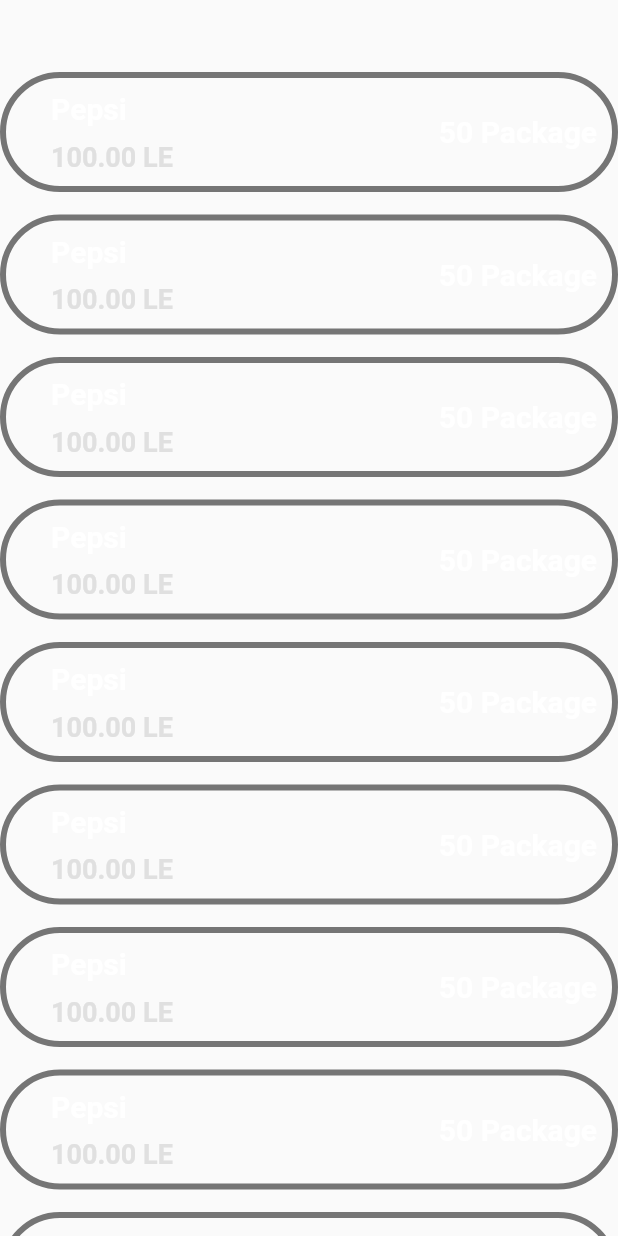
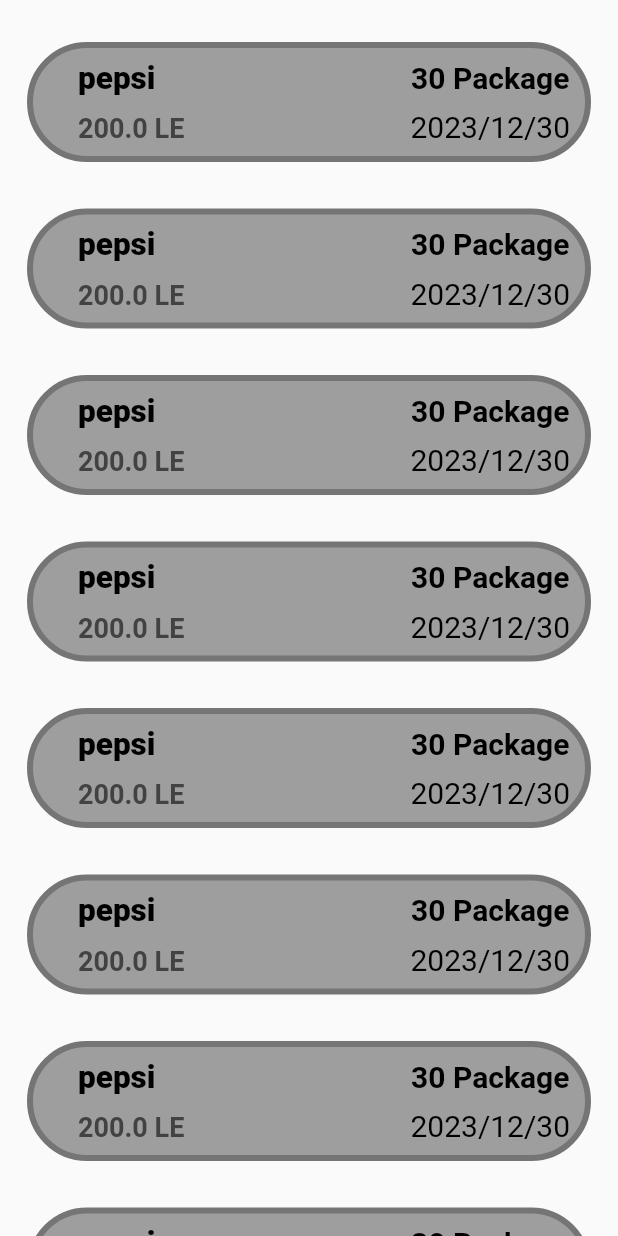
Before and after one commit to Youssef8997/casheir_mobill, a Flutter app: the StoreAProducts widget shown alone on an empty page, opened directly, on a phone screen of 412 x 824 dp. Run offline on Flutter 3.47's test engine with Material 2 defaults, Android fonts, the phone set to English and light mode, and no system bars; our stand-ins replace blurrycontainer, flashy_tab_bar2, flutter_bloc, lottie, percent_indicator, shimmer; missing offline and left inert: connection_notifier.

```diff
--- a/lib/Cuibt/cuibt.dart
+++ b/lib/Cuibt/cuibt.dart
@@ -1,8 +1,6 @@
-import 'package:casheir_mobill/Componads/AppBar.dart';
 import 'package:casheir_mobill/Cuibt/State.dart';
 import 'package:casheir_mobill/Models/Selles%20and%20baying.dart';
 import 'package:casheir_mobill/Models/Store%20and%20products.dart';
-import 'package:casheir_mobill/main.dart';
 import 'package:flashy_tab_bar2/flashy_tab_bar2.dart';
 import 'package:flutter/material.dart';
 import 'package:flutter_bloc/flutter_bloc.dart';
@@ -28,18 +26,20 @@ class MobilCuibt extends Cubit<MobilState> {
   bool signUpObscuring=true;
 //Sells
   var hideSubtitle=null;// UI
-  var searchController = TextEditingController();
-
-
   //Store
   bool searchVisibleStore=false;// UI
   var searchControllerStore = TextEditingController();
+  var nameItemController = TextEditingController();
+  var costItemController = TextEditingController();
+  var dateItemController = TextEditingController();
+  var numberItemController = TextEditingController();
   //Filters
   var bottomSheetController = TextEditingController();
   var kayScaffold=GlobalKey<ScaffoldState>();
   String typeSearch="Sells";
   String typeOrder="descending";
   //UI
+  var scrollController = PageController();
   var value=0;
   List<Widget>Body=[
   SellesABuying(),
@@ -92,5 +92,4 @@ if(Expanded) {
 emit(clopsed());
  }
 
-
 }
--- a/lib/Models/Store and products.dart
+++ b/lib/Models/Store and products.dart
@@ -1,4 +1,6 @@
+import 'package:blurrycontainer/blurrycontainer.dart';
 import 'package:casheir_mobill/Componads/TextForm.dart';
+import 'package:casheir_mobill/Componads/mybutton.dart';
 import 'package:casheir_mobill/Cuibt/State.dart';
 import 'package:casheir_mobill/Cuibt/cuibt.dart';
 import 'package:flutter/material.dart';
@@ -7,56 +9,79 @@ import 'package:flutter_bloc/flutter_bloc.dart';
 class StoreAProducts extends StatelessWidget {
   @override
   Widget build(BuildContext context) {
-    return BlocConsumer<MobilCuibt,MobilState>
-      (
-      listener: (context,state){},
-      builder: (context,state){
-        var Size= MediaQuery.of(context).size;
-        var cuibt=MobilCuibt.get(context);
+    return BlocConsumer<MobilCuibt, MobilState>(
+      listener: (context, state) {},
+      builder: (context, state) {
+        var Size = MediaQuery.of(context).size;
+        var cuibt = MobilCuibt.get(context);
         return SafeArea(
           child: SingleChildScrollView(
+            physics: const BouncingScrollPhysics(),
+            padding: const EdgeInsets.symmetric(horizontal: 10, vertical: 10),
             child: Column(
               children: [
-                visibilitySearch(cuibt),
+                if (cuibt.searchVisibleStore) visibilitySearch(cuibt),
+                const SizedBox(
+                  height: 10,
+                ),
                 SizedBox(
                   height: Size.height,
                   width: Size.width,
                   child: ListView.separated(
+                      reverse: false,
                       physics: const BouncingScrollPhysics(),
-                      itemBuilder: (context,index)=>showItems(Size),
-                      separatorBuilder: (context,index)=>const SizedBox(height:15,),
-                      itemCount: 50),
+                      itemBuilder: (context, index) => pressItem(
+                            Size: Size,
+                            NOF: "pepsi",
+                            HMany: 30,
+                            HM: 200,
+                            context: context,
+                            cuibt: cuibt,
+                          ),
+                      separatorBuilder: (context, index) => const SizedBox(
+                            height: 15,
+                          ),
+                      itemCount: 30),
                 )
               ],
             ),
           ),
         );
       },
-
     );
   }
-  Visibility visibilitySearch(MobilCuibt cuibt) {
-    return Visibility(
-        replacement: const SizedBox(height: 0,width: 0,),
-        maintainSize: true,
-        maintainState: true,
-        maintainAnimation: true,
-        visible:cuibt.searchVisibleStore,
-        child: Align(
+
+  Widget visibilitySearch(MobilCuibt cuibt) {
+    return Align(
       alignment: Alignment.topCenter,
       child: MyTextField(
+        Prefix: const Icon(
+          Icons.search,
+          size: 25,
+          color: Colors.white,
+        ),
         Controlr: cuibt.searchControllerStore,
         hint: "pepsi",
       ),
-        ));
+    );
   }
-  Container showItems(Size Size) {
+
+  Container showItems(
+      {required Size Size,
+      required String NOF,
+      required double HM,
+      required int HMany}) {
     return Container(
+      margin: const EdgeInsetsDirectional.all(8.0),
       padding: const EdgeInsets.only(right: 10, left: 30),
       height: 80,
       width: Size.width,
       decoration: BoxDecoration(
-          color: Colors.transparent,
+          color: HMany >= 20
+              ? Colors.grey[500]
+              : HMany == 0
+                  ? const Color(0xFFe63946)
+                  : Colors.red[300],
           borderRadius: BorderRadius.circular(50.0),
           border: Border.all(color: Colors.grey[600]!, width: 4)),
       child: Row(
@@ -65,34 +90,156 @@ class StoreAProducts extends StatelessWidget {
             crossAxisAlignment: CrossAxisAlignment.start,
             mainAxisAlignment: MainAxisAlignment.center,
             children: [
-              const Text(
-                "Pepsi",
-                style: TextStyle(
-                    fontSize: 20,
-                    color: Colors.white,
-                    fontWeight: FontWeight.bold),
+              //Name of product
+              Text(
+                NOF,
+                style: const TextStyle(
+                    fontSize: 21,
+                    color: Colors.black,
+                    fontWeight: FontWeight.w900),
               ),
               const SizedBox(
                 height: 10,
               ),
               Text(
-                "100.00 LE",
+                "${HM} LE",
                 style: TextStyle(
                     fontSize: 18,
-                    color: Colors.grey[300]!,
+                    color: Colors.grey[800]!,
                     fontWeight: FontWeight.bold),
               ),
             ],
           ),
           const Spacer(),
+          //how many packages sell
+          Column(
+            mainAxisAlignment: MainAxisAlignment.center,
+            children: [
+              Text(
+                "$HMany Package",
+                style: const TextStyle(
+                    fontSize: 20,
+                    color: Colors.black,
+                    fontWeight: FontWeight.bold),
+              ),
+              const SizedBox(height: 10),
               const Text(
-            "50 Package",
+                "2023/12/30",
                 style: TextStyle(
-                fontSize: 20, color: Colors.white, fontWeight: FontWeight.bold),
+                    fontSize: 20,
+                    color: Colors.black,
+                    fontWeight: FontWeight.w400),
+              ),
+            ],
           ),
         ],
       ),
     );
   }
 
+  Widget pressItem(
+      {required Size Size,
+      required String NOF,
+      required double HM,
+      required int HMany,
+      required context,
+      required MobilCuibt cuibt}) {
+    return GestureDetector(
+        onTap: () => settingDialog(context, cuibt),
+        child: showItems(Size: Size, NOF: NOF, HM: HM, HMany: HMany));
   }
+}
+
+settingDialog(context, MobilCuibt cuibt) {
+  return showDialog(
+    barrierDismissible: false,
+      useRootNavigator: true,
+      routeSettings: const RouteSettings(name: "setting",arguments:"Dialog"),
+      context: context,
+      builder: (context) {
+        return BlurryContainer(
+          borderRadius: BorderRadius.circular(35),
+          height: double.maxFinite,
+          width: double.maxFinite,
+          blur: 6,
+          child: AlertDialog(
+
+              clipBehavior: Clip.antiAliasWithSaveLayer,
+              contentPadding:
+                  const EdgeInsets.symmetric(horizontal: 5, vertical: 20),
+              shape: RoundedRectangleBorder(
+                  borderRadius: BorderRadius.circular(35)),
+              title: const Text("Edit Item"),
+              titleTextStyle: const TextStyle(
+                  fontSize: 22,
+                  color: Colors.black,
+                  fontWeight: FontWeight.w900),
+              backgroundColor: Colors.brown[600],
+              elevation: 0,
+              content: Column(
+                mainAxisSize: MainAxisSize.min,
+                children: [
+                  MyTextField(
+                    label: "Name of Product",
+                    Controlr: cuibt.nameItemController,
+                    hint: "cola",
+                  ),
+                  const SizedBox(height: 15),
+                  MyTextField(
+
+                    label: "Price",
+                      keybordtype: TextInputType.number,
+                      Controlr: cuibt.costItemController, hint: "30 LE"),
+                  const SizedBox(height: 15),
+                  MyTextField(
+                      Controlr: cuibt.numberItemController,
+                      hint: "60",
+                      keybordtype: TextInputType.number,
+                      label: "Number of packages"),
+                  const SizedBox(height: 15),
+                  MyTextField(
+                    keybordtype: TextInputType.none,
+                    OnTap: () => showDatePicker(
+                      context: context,
+                      initialDate: DateTime.now(),
+                      initialDatePickerMode: DatePickerMode.year,
+                      firstDate: DateTime.now(),
+                      lastDate: DateTime(2030),
+                    ),
+                      label: "Expire Date",
+                      Controlr: cuibt.dateItemController, hint: "2023/8/5"),
+                ],
+              ),
+          actionsAlignment: MainAxisAlignment.center,
+          scrollable:true,
+
+          actions: [
+            Row(
+              mainAxisAlignment: MainAxisAlignment.spaceBetween,
+              children: [
+                Expanded(
+                  child: MyButton(widget: const Text("Save"), onPressed: () {
+                    Navigator.pop(context);
+                  }),
+                ),
+                const SizedBox(width: 10),
+                Expanded(
+                  child: MyButton(widget: const Text("cancel"), onPressed: () {
+                    Navigator.pop(context);
+                  }),
+                ),
+              ],
+            ),
+          ],
+
+          ),
+
+        );
+      });
+}
+
+/* 1-Show the item which almost finish
+* 2-Show the item which finish
+* 3-show all item with cost and number of package
+* 4- edit the item about name and cost,number of package,End date
+  */
```
Also changed, not shown: lib/HomeLayout/HomeLayout.dart (+40 -31 lines), lib/sign/SignUp.dart (+6 -3 lines). Lines whose indentation alone changed are shown as unchanged.
